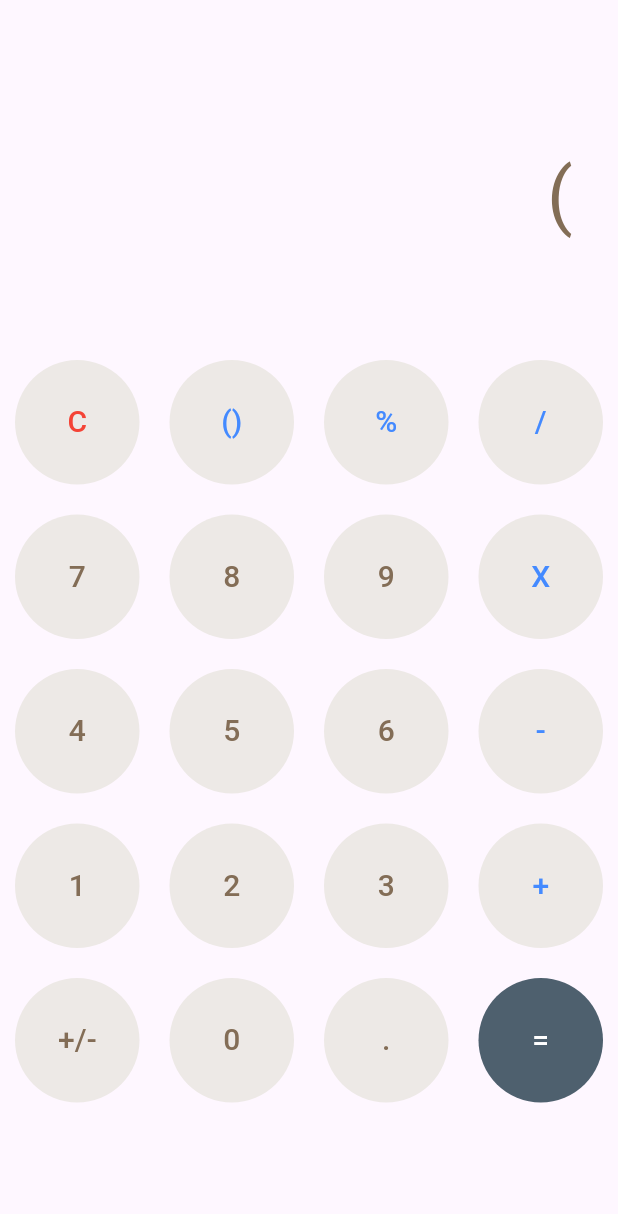
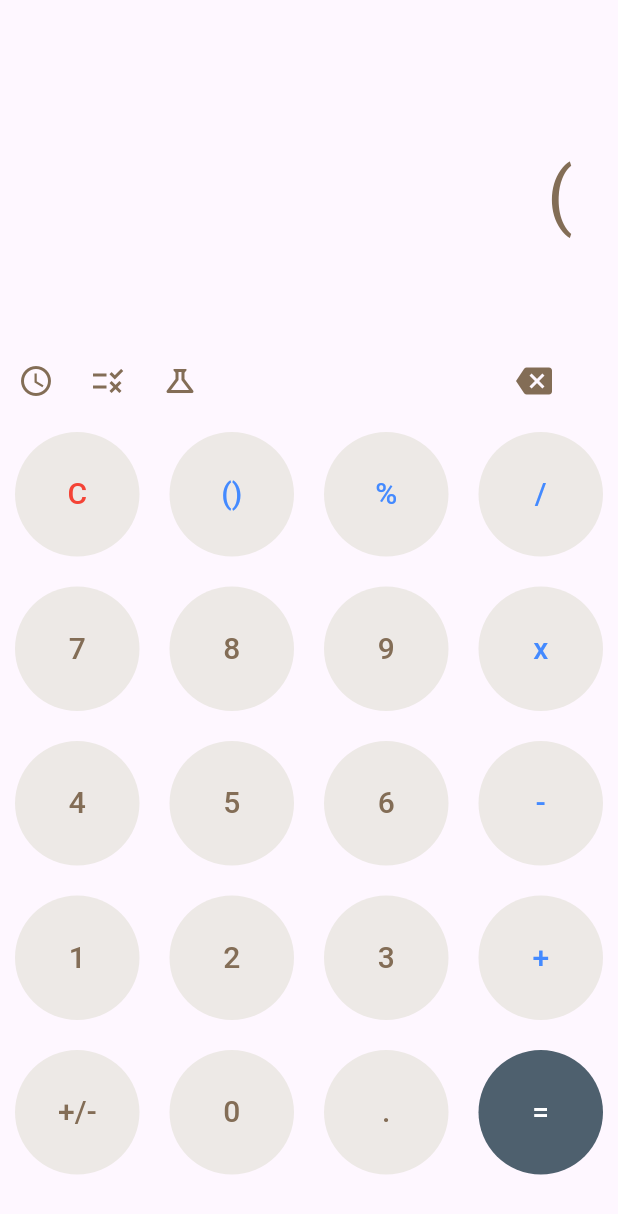
Before and after one commit to joelwillSeek/Flutter_Calculator, a Flutter app: the screen it shows after launch, after a tap on "()", on a phone screen of 412 x 824 dp. Shown: the top 1214 px of the screen. Run offline on Flutter 3.47's test engine with Material 3 defaults, Android fonts, the phone set to English and light mode, and no system bars.

Commit message:
finished ui

```diff
--- /dev/null
+++ b/lib/CalculateResult.dart
@@ -0,0 +1,17 @@
+// ignore_for_file: file_names
+
+class CalculateResult {
+  int actualResult=0;
+
+  CalculateResult(List<String> result) {
+    if (result.isEmpty) {
+      //make a alert dialog appear
+    }
+
+    for(String singleResult in result){
+      switch(){
+
+      }
+    }
+  }
+}
--- /dev/null
+++ b/lib/MyApp.dart
@@ -0,0 +1,16 @@
+import 'package:calculator_flutter/TheCalculator.dart';
+import 'package:flutter/material.dart';
+
+class MyApp extends StatelessWidget {
+  const MyApp({super.key});
+
+  @override
+  Widget build(BuildContext context) {
+    return const MaterialApp(
+      home: Scaffold(
+        resizeToAvoidBottomInset: false,
+        body: Calculator(),
+      ),
+    );
+  }
+}
--- a/lib/TheButtonMaker.dart
+++ b/lib/TheButtonMaker.dart
@@ -1,49 +1,50 @@
 import 'package:flutter/material.dart';
 
 class Buttons extends StatelessWidget {
-  final String textInButton,display;
+  final String textInButton, display;
   final void Function() numberAndOperandClicked;
 
   // how to change display when button clicked
 
-  const Buttons({super.key,required this.textInButton,required this.display, required this.numberAndOperandClicked});
-
-
+  const Buttons(
+      {super.key,
+      required this.textInButton,
+      required this.display,
+      required this.numberAndOperandClicked});
 
   @override
   Widget build(BuildContext context) {
-    Color textColor=const Color(0xFF836d56);
-    Color backgroundColor=const Color(0xFFede9e6);
-    switch(textInButton){
+    Color textColor = const Color(0xFF836d56);
+    Color backgroundColor = const Color(0xFFede9e6);
+    switch (textInButton) {
       case "C":
-        textColor=Colors.red;
+        textColor = Colors.red;
         break;
-      case "()"||"%"||"/"||"X"||"-"||"+":
-        textColor=Colors.blueAccent;
+      case "()" || "%" || "/" || "x" || "-" || "+":
+        textColor = Colors.blueAccent;
         break;
       case "=":
-        backgroundColor=const Color(0xFF4e606e);
-        textColor=Colors.white;
+        backgroundColor = const Color(0xFF4e606e);
+        textColor = Colors.white;
         break;
     }
 
-    return
-      Container(
+    return Container(
       decoration: BoxDecoration(
         color: backgroundColor,
         shape: BoxShape.circle,
       ),
       margin: const EdgeInsets.all(10.0),
-        child:  TextButton(
+      child: TextButton(
         onPressed: numberAndOperandClicked,
-          child: Text( textInButton,
+        child: Text(
+          textInButton,
           style: TextStyle(
             color: textColor,
             fontSize: 20.0,
           ),
         ),
       ),
-      )
-    ;
+    );
   }
 }
--- a/lib/TheCalculator.dart
+++ b/lib/TheCalculator.dart
@@ -3,7 +3,6 @@ import 'package:flutter/material.dart';
 import 'TheButtonMaker.dart';
 
 class Calculator extends StatefulWidget {
-
   const Calculator({super.key});
 
   @override
@@ -11,10 +10,31 @@ class Calculator extends StatefulWidget {
 }
 
 class _CalculatorState extends State<Calculator> {
-  String display="";
-  bool inBracket=false;
+  String display = "";
+  bool inBracket = false;
 
-  final List<String> listOfNumberAndOperand=const <String>["C","()","%","/","7","8","9","X","4","5","6","-","1","2","3","+","+/-","0",".","="];
+  final List<String> listOfNumberAndOperand = const <String>[
+    "C",
+    "()",
+    "%",
+    "/",
+    "7",
+    "8",
+    "9",
+    "x",
+    "4",
+    "5",
+    "6",
+    "-",
+    "1",
+    "2",
+    "3",
+    "+",
+    "+/-",
+    "0",
+    ".",
+    "="
+  ];
 
   @override
   Widget build(BuildContext context) {
@@ -22,7 +42,7 @@ class _CalculatorState extends State<Calculator> {
       children: [
         Container(
           margin: const EdgeInsets.fromLTRB(0.0, 30.0, 0.0, 0.0),
-          padding:const EdgeInsets.all(30.0),
+          padding: const EdgeInsets.all(30.0),
           height: 200,
           alignment: Alignment.centerRight,
           child: Text(
@@ -34,36 +54,72 @@ class _CalculatorState extends State<Calculator> {
             ),
           ),
         ),
+        const Row(children: [
+          IconButton(
+            onPressed: null,
+            icon: Icon(
+              Icons.access_time_outlined,
+              color: Color(0xFF836d56),
+            ),
+          ),
+          IconButton(
+            onPressed: null,
+            icon: Icon(
+              Icons.rule,
+              color: Color(0xFF836d56),
+            ),
+          ),
+          IconButton(
+            onPressed: null,
+            icon: Icon(
+              Icons.science_outlined,
+              color: Color(0xFF836d56),
+            ),
+          ),
+          IconButton(
+            padding: EdgeInsets.only(left: 200.0),
+            onPressed: null,
+            icon: Icon(
+              Icons.backspace,
+              color: Color(0xFF836d56),
+            ),
+          ),
+        ]),
         GridView.builder(
             itemCount: 20,
             scrollDirection: Axis.vertical,
             shrinkWrap: true,
-            gridDelegate: const SliverGridDelegateWithFixedCrossAxisCount(crossAxisCount: 4),
-            itemBuilder: (context,index) =>
-                Buttons(
+            gridDelegate: const SliverGridDelegateWithFixedCrossAxisCount(
+                crossAxisCount: 4),
+            itemBuilder: (context, index) => Buttons(
                   textInButton: listOfNumberAndOperand.elementAt(index),
                   display: display,
-                  numberAndOperandClicked:(){
+                  numberAndOperandClicked: () {
                     numberAndOperandClicked(index);
                   },
-                )
-                ),
+                )),
       ],
     );
   }
 
-  void numberAndOperandClicked (int index) {
+  void numberAndOperandClicked(int index) {
     setState(() {
-      String simbol=listOfNumberAndOperand.elementAt(index);
-      if(simbol=="()"){
-        if(inBracket){
-          display+=")";
-        }else{
-          display+="(";
-        }
-        inBracket=!inBracket;
-      }else {
-        display += simbol;
+      String symbol = listOfNumberAndOperand.elementAt(index);
+
+      switch (symbol) {
+        case "()":
+          if (inBracket) {
+            display += ")";
+          } else {
+            display += "(";
+          }
+          inBracket = !inBracket;
+          break;
+        case "C":
+          display = "";
+          break;
+        default:
+          display += symbol;
       }
     });
   }
--- a/lib/main.dart
+++ b/lib/main.dart
@@ -1,20 +1,6 @@
+import 'package:calculator_flutter/MyApp.dart';
 import 'package:flutter/material.dart';
-import 'TheCalculator.dart';
 
 void main() {
   runApp(const MyApp());
 }
-
-class MyApp extends StatelessWidget {
-  const MyApp({super.key});
-
-  @override
-  Widget build(BuildContext context) {
-    return const MaterialApp(
-      home: Scaffold(
-        resizeToAvoidBottomInset: false,
-        body: Calculator(),
-      ),
-    );
-  }
-}
```
Also changed, not shown: 1 other file. Lines whose indentation alone changed are shown as unchanged.
